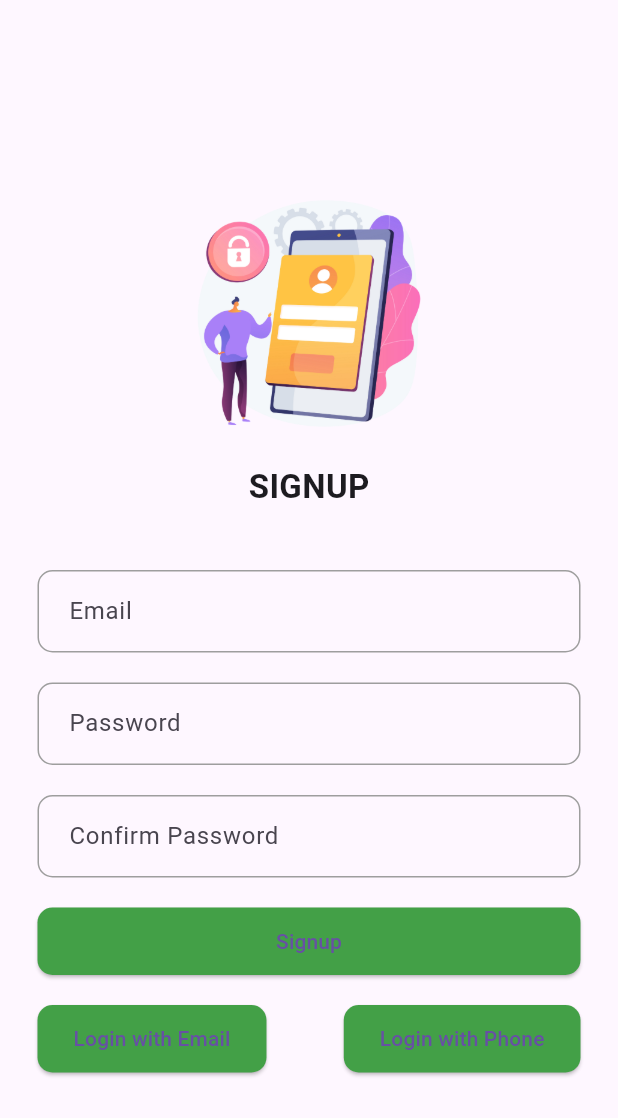
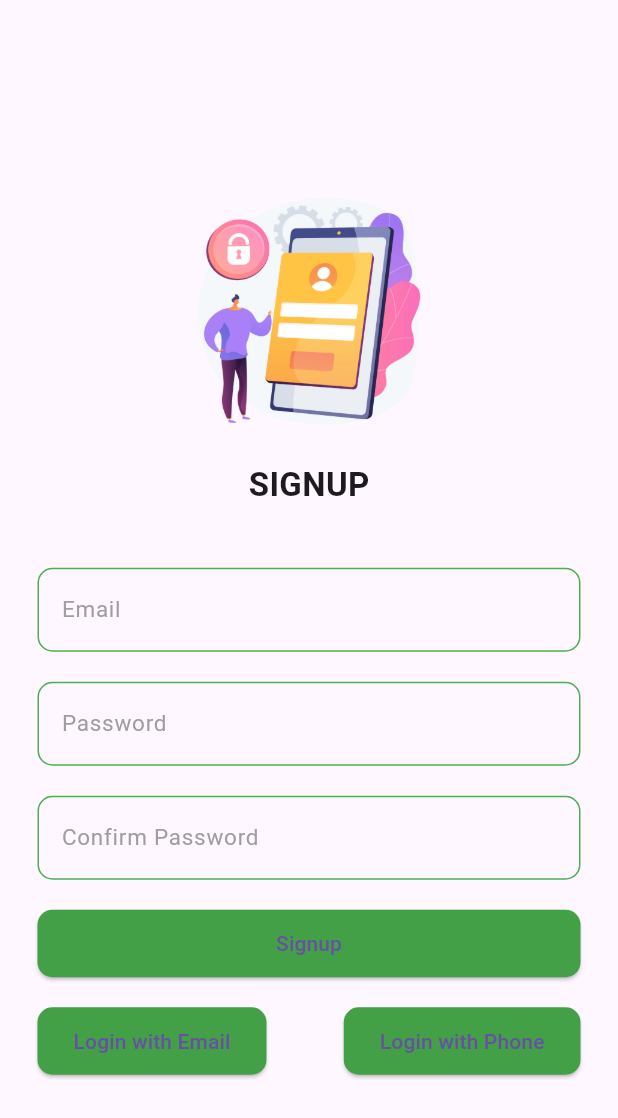
Before and after one commit to sanishaukhale/book-a-ride, a Flutter app: the Signup screen opened directly, on a phone screen of 412 x 824 dp. Shown: the top 1118 px of the screen. Run offline on Flutter 3.47's test engine with Material 3 defaults, Android fonts, the phone set to English and light mode, and no system bars; our stand-ins replace firebase_auth, firebase_core, get, pinput; missing offline and left inert: tbib_splash_screen; accounts and stored records are empty.

Commit message:
signup error handeling

```diff
--- a/lib/signup/signup.dart
+++ b/lib/signup/signup.dart
@@ -1,3 +1,4 @@
+import 'package:book_a_ride/home/home.dart';
 import 'package:book_a_ride/login_with_email/login_with_email.dart';
 import 'package:flutter/material.dart';
 import 'package:get/get.dart';
@@ -35,84 +36,135 @@ class Signup extends StatelessWidget {
               const SizedBox(
                 height: 30,
               ),
-              Container(
-                height: 55,
-                decoration: BoxDecoration(
-                    border: Border.all(width: 1, color: Colors.grey),
-                    borderRadius: BorderRadius.circular(10)),
-                child: Row(
-                  mainAxisAlignment: MainAxisAlignment.center,
-                  children: [
-                    const SizedBox(
-                      width: 20,
+              SizedBox(
+                width: MediaQuery.of(context).size.width * 0.88,
+                child: TextFormField(
+                  autovalidateMode: AutovalidateMode.onUserInteraction,
+                  validator: (value) {
+                    if (RegExp(
+                            r"^[a-zA-Z0-9.a-zA-Z0-9.!#$%&'*+-/=?^_`{|}~]+@[a-zA-Z0-9]+\.[a-zA-Z]+")
+                        .hasMatch(value!)) {
+                      return null;
+                    } else {
+                      return 'Enter a valid email';
+                    }
+                  },
+                  style: const TextStyle(color: Colors.grey),
+                  controller: email,
+                  decoration: InputDecoration(
+                    hintText: 'Email',
+                    hintStyle: const TextStyle(
+                      fontSize: 15,
+                      color: Colors.grey,
                     ),
-                    Expanded(
-                      child: TextField(
-                        controller: email,
-                        keyboardType: TextInputType.emailAddress,
-                        decoration: const InputDecoration(
-                          border: InputBorder.none,
-                          hintText: "Email",
+                    focusedErrorBorder: OutlineInputBorder(
+                      borderRadius: BorderRadius.circular(10),
+                      borderSide: const BorderSide(color: Colors.red, width: 1),
+                    ),
+                    errorBorder: OutlineInputBorder(
+                      borderRadius: BorderRadius.circular(10),
+                      borderSide: const BorderSide(color: Colors.red, width: 1),
+                    ),
+                    enabledBorder: OutlineInputBorder(
+                      borderRadius: BorderRadius.circular(10),
+                      borderSide:
+                          const BorderSide(color: Colors.green, width: 1),
+                    ),
+                    focusedBorder: OutlineInputBorder(
+                      borderRadius: BorderRadius.circular(10),
+                      borderSide:
+                          const BorderSide(color: Colors.green, width: 1),
                     ),
                   ),
-                    )
-                  ],
                 ),
               ),
               const SizedBox(
                 height: 20,
               ),
-              Container(
-                height: 55,
-                decoration: BoxDecoration(
-                    border: Border.all(width: 1, color: Colors.grey),
-                    borderRadius: BorderRadius.circular(10)),
-                child: Row(
-                  mainAxisAlignment: MainAxisAlignment.center,
-                  children: [
-                    const SizedBox(
-                      width: 20,
+              SizedBox(
+                width: MediaQuery.of(context).size.width * 0.88,
+                child: TextFormField(
+                  obscureText: true,
+                  autovalidateMode: AutovalidateMode.onUserInteraction,
+                  validator: (value) {
+                    RegExp regex = RegExp(
+                        r'^(?=.*?[A-Z])(?=.*?[a-z])(?=.*?[0-9])(?=.*?[!@#\$&*~]).{8,}$');
+                    if (!regex.hasMatch(value!)) {
+                      return """* Minimum 1 Upper case\n* Minimum 1 lowercase\n* Minimum 1 Numeric Number\n* Minimum 1 Special Character\n* Common Allow Character ( ! @ # \$ & * ~ )""";
+                    } else {
+                      return null;
+                    }
+                  },
+                  style: const TextStyle(color: Colors.grey),
+                  controller: password,
+                  decoration: InputDecoration(
+                    hintText: 'Password',
+                    hintStyle: const TextStyle(
+                      fontSize: 15,
+                      color: Colors.grey,
                     ),
-                    Expanded(
-                      child: TextField(
-                        controller: password,
-                        obscureText: true,
-                        keyboardType: TextInputType.emailAddress,
-                        decoration: const InputDecoration(
-                          border: InputBorder.none,
-                          hintText: "Password",
+                    focusedErrorBorder: OutlineInputBorder(
+                      borderRadius: BorderRadius.circular(10),
+                      borderSide: const BorderSide(color: Colors.red, width: 1),
+                    ),
+                    errorBorder: OutlineInputBorder(
+                      borderRadius: BorderRadius.circular(10),
+                      borderSide: const BorderSide(color: Colors.red, width: 1),
+                    ),
+                    enabledBorder: OutlineInputBorder(
+                      borderRadius: BorderRadius.circular(10),
+                      borderSide:
+                          const BorderSide(color: Colors.green, width: 1),
+                    ),
+                    focusedBorder: OutlineInputBorder(
+                      borderRadius: BorderRadius.circular(10),
+                      borderSide:
+                          const BorderSide(color: Colors.green, width: 1),
                     ),
                   ),
-                    )
-                  ],
                 ),
               ),
               const SizedBox(
                 height: 20,
               ),
-              Container(
-                height: 55,
-                decoration: BoxDecoration(
-                    border: Border.all(width: 1, color: Colors.grey),
-                    borderRadius: BorderRadius.circular(10)),
-                child: Row(
-                  mainAxisAlignment: MainAxisAlignment.center,
-                  children: [
-                    const SizedBox(
-                      width: 20,
+              SizedBox(
+                width: MediaQuery.of(context).size.width * 0.88,
+                child: TextFormField(
+                  obscureText: true,
+                  autovalidateMode: AutovalidateMode.onUserInteraction,
+                  validator: (value) {
+                    if (password.text != confirmPassword.text) {
+                      return "Passwords doesnt match";
+                    }
+                    return null;
+                  },
+                  style: const TextStyle(color: Colors.grey),
+                  controller: confirmPassword,
+                  decoration: InputDecoration(
+                    hintText: 'Confirm Password',
+                    hintStyle: const TextStyle(
+                      fontSize: 15,
+                      color: Colors.grey,
                     ),
-                    Expanded(
-                      child: TextField(
-                        controller: confirmPassword,
-                        obscureText: true,
-                        keyboardType: TextInputType.emailAddress,
-                        decoration: const InputDecoration(
-                          border: InputBorder.none,
-                          hintText: "Confirm Password",
+                    focusedErrorBorder: OutlineInputBorder(
+                      borderRadius: BorderRadius.circular(10),
+                      borderSide: const BorderSide(color: Colors.red, width: 1),
+                    ),
+                    errorBorder: OutlineInputBorder(
+                      borderRadius: BorderRadius.circular(10),
+                      borderSide: const BorderSide(color: Colors.red, width: 1),
+                    ),
+                    enabledBorder: OutlineInputBorder(
+                      borderRadius: BorderRadius.circular(10),
+                      borderSide:
+                          const BorderSide(color: Colors.green, width: 1),
+                    ),
+                    focusedBorder: OutlineInputBorder(
+                      borderRadius: BorderRadius.circular(10),
+                      borderSide:
+                          const BorderSide(color: Colors.green, width: 1),
                     ),
                   ),
-                    )
-                  ],
                 ),
               ),
               const SizedBox(
@@ -129,8 +181,17 @@ class Signup extends StatelessWidget {
                       ),
                     ),
                     onPressed: () {
+                      if (email.text.isNotEmpty ||
+                          password.text.isNotEmpty ||
+                          confirmPassword.text.isNotEmpty) {
                         Auth a = Auth();
-                      a.createUser(email.text, password.text);
+                        var x = a.createUser(email.text, password.text);
+                      } else {
+                        ScaffoldMessenger.of(context)
+                            .showSnackBar(const SnackBar(
+                          content: Text("Fields cannot be Empty"),
+                        ));
+                      }
                     },
                     child: const Text("Signup")),
               ),
```
Also changed, not shown: lib/authentication/auth.dart (+37 -13 lines). Lines whose indentation alone changed are shown as unchanged.
